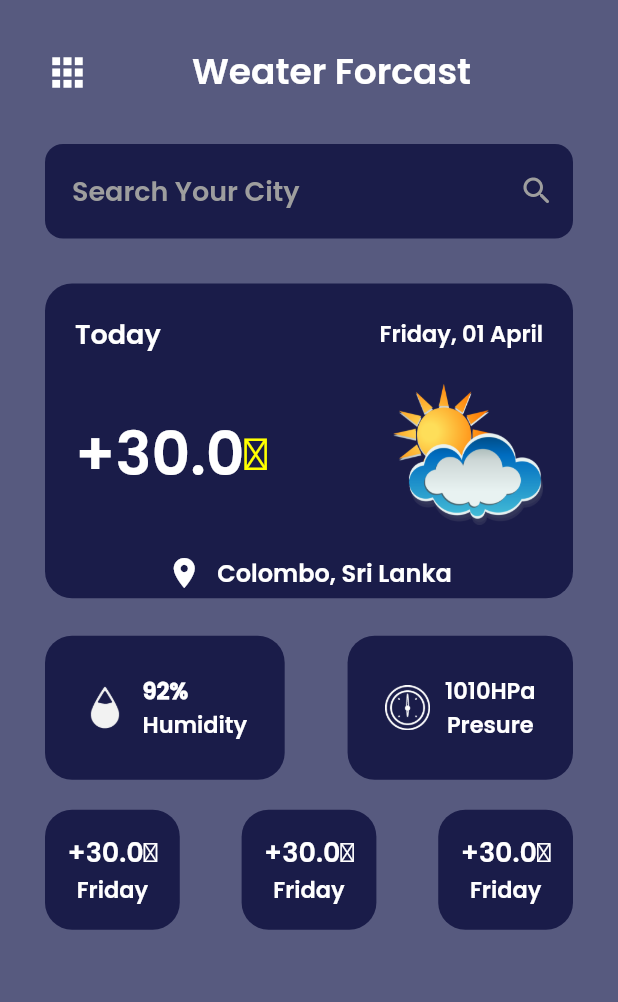
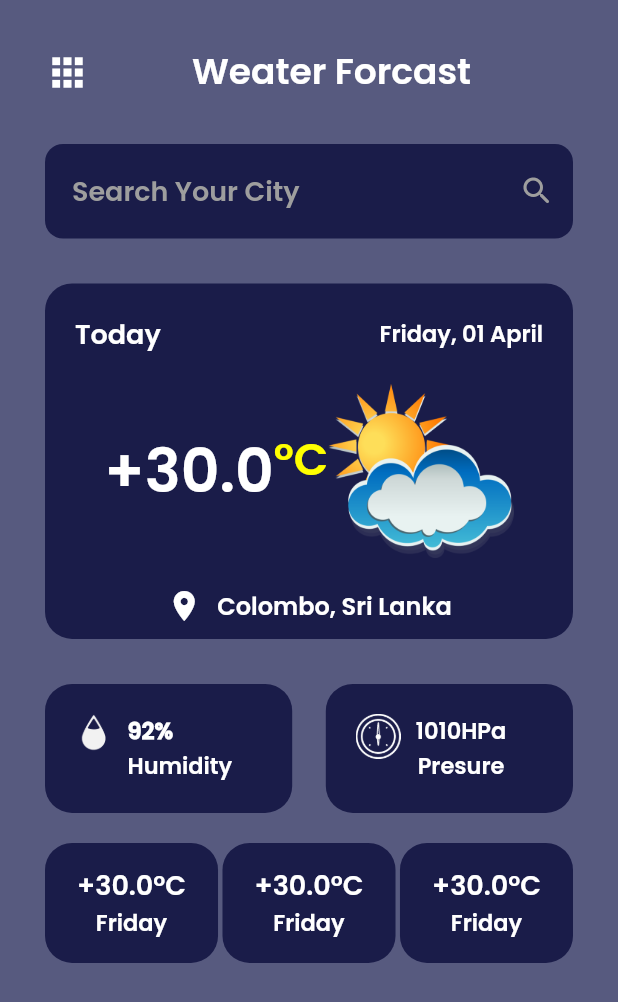
Before and after one commit to khushwantSinghRathore/WeatherFlutter, a Flutter app: the screen it shows after launch, on a phone screen of 412 x 824 dp. Shown: the top 1002 px of the screen. Run offline on Flutter 3.47's test engine with Material 2 defaults, Android fonts, the phone set to English and light mode, and no system bars.

Commit message:
Refactor App

```diff
--- a/lib/main.dart
+++ b/lib/main.dart
@@ -1,9 +1,9 @@
 import 'package:flutter/material.dart';
-import 'package:weatherapp/header.dart';
-import 'package:weatherapp/maincard.dart';
-import 'package:weatherapp/moreinfo.dart';
-import 'package:weatherapp/nextdays.dart';
-import 'package:weatherapp/searchheader.dart';
+import 'package:weatherapp/screens/header.dart';
+import 'package:weatherapp/screens/maincard.dart';
+import 'package:weatherapp/screens/moreinfo.dart';
+import 'package:weatherapp/screens/nextdays.dart';
+import 'package:weatherapp/screens/searchheader.dart';
 
 void main() {
   runApp(const MyApp());
@@ -45,7 +45,7 @@ class MyApp extends StatelessWidget {
             SizedBox(),
             MainCard(),
             SizedBox(
-              height: 5,
+              height: 15,
             ),
             MoreInfo(),
             SizedBox(
--- a/lib/moreinfo.dart
+++ /dev/null
@@ -1,95 +0,0 @@
-import 'package:flutter/material.dart';
-
-class MoreInfo extends StatelessWidget {
-  const MoreInfo({Key? key}) : super(key: key);
-
-  @override
-  Widget build(BuildContext context) {
-    return Container(
-      margin: const EdgeInsets.only(left: 30, top: 20, right: 30),
-      child: Row(mainAxisAlignment: MainAxisAlignment.spaceBetween, children: [
-        Container(
-          padding: const EdgeInsets.all(25),
-          decoration: const BoxDecoration(
-            borderRadius: BorderRadius.all(Radius.circular(18)),
-            color: Color.fromARGB(255, 26, 28, 73),
-          ),
-          child: Expanded(
-            flex: 1,
-            child: Row(
-              children: [
-                const Image(
-                  image: AssetImage('images/humidity.png'),
-                  width: 30,
-                  fit: BoxFit.fitWidth,
-                ),
-                const SizedBox(
-                  width: 10,
-                ),
-                Column(
-                  crossAxisAlignment: CrossAxisAlignment.start,
-                  children: const [
-                    Text(
-                      '92%',
-                      style: TextStyle(
-                          color: Colors.white,
-                          fontSize: 15,
-                          fontWeight: FontWeight.w900),
-                    ),
-                    Text(
-                      'Humidity',
-                      style: TextStyle(
-                          color: Colors.white,
-                          fontSize: 15,
-                          fontWeight: FontWeight.w100),
-                    )
-                  ],
-                )
-              ],
-            ),
-          ),
-        ),
-        Container(
-          padding: const EdgeInsets.all(25),
-          decoration: const BoxDecoration(
-            borderRadius: BorderRadius.all(Radius.circular(18)),
-            color: Color.fromARGB(255, 26, 28, 73),
-          ),
-          child: Expanded(
-            flex: 1,
-            child: Row(
-              children: [
-                const Image(
-                  image: AssetImage('images/pressure.png'),
-                  width: 30,
-                  fit: BoxFit.fitWidth,
-                ),
-                const SizedBox(
-                  width: 10,
-                ),
-                Column(
-                  children: const [
-                    Text(
-                      '1010HPa',
-                      style: TextStyle(
-                          color: Colors.white,
-                          fontSize: 15,
-                          fontWeight: FontWeight.w600),
-                    ),
-                    Text(
-                      'Presure',
-                      style: TextStyle(
-                          color: Colors.white,
-                          fontSize: 15,
-                          fontWeight: FontWeight.w100),
-                    )
-                  ],
-                )
-              ],
-            ),
-          ),
-        ),
-      ]),
-    );
-  }
-}
--- a/lib/maincard.dart
+++ b/lib/screens/maincard.dart
@@ -7,7 +7,7 @@ class MainCard extends StatelessWidget {
   Widget build(BuildContext context) {
     return Container(
       margin: const EdgeInsets.only(left: 30, top: 30, right: 30),
-      padding: const EdgeInsets.only(left: 20, top: 20, right: 20, bottom: 5),
+      padding: const EdgeInsets.only(left: 20, top: 20, right: 20, bottom: 10),
       decoration: const BoxDecoration(
         color: Color.fromARGB(255, 26, 28, 73),
         borderRadius: BorderRadius.all(
@@ -21,6 +21,7 @@ class MainCard extends StatelessWidget {
             children: const [
               Text(
                 'Today',
+                overflow: TextOverflow.ellipsis,
                 style: TextStyle(
                     color: Colors.white,
                     fontSize: 18,
@@ -36,18 +37,21 @@ class MainCard extends StatelessWidget {
             height: 20,
           ),
           Row(
+            mainAxisSize: MainAxisSize.min,
             mainAxisAlignment: MainAxisAlignment.spaceBetween,
             children: [
-              Row(
+              Wrap(
                 children: const [
                   Text(
                     '+30.0',
+                    overflow: TextOverflow.ellipsis,
                     style: TextStyle(color: Colors.white, fontSize: 40),
                   ),
                   Align(
                     alignment: Alignment.bottomLeft,
                     child: Text(
-                      '\u2103',
+                      '°C',
+                      overflow: TextOverflow.ellipsis,
                       style: TextStyle(
                         color: Colors.yellowAccent,
                         fontSize: 30,
@@ -56,10 +60,14 @@ class MainCard extends StatelessWidget {
                   ),
                 ],
               ),
-              const Image(
-                fit: BoxFit.fitWidth,
-                width: 100,
-                image: AssetImage('images/few-clouds.png'),
+              Wrap(
+                children: [
+                  Image(
+                    fit: BoxFit.fitWidth,
+                    width: MediaQuery.of(context).size.width * 0.3,
+                    image: const AssetImage('images/few-clouds.png'),
+                  ),
+                ],
               )
             ],
           ),
--- /dev/null
+++ b/lib/screens/moreinfo.dart
@@ -0,0 +1,104 @@
+import 'package:flutter/material.dart';
+
+class MoreInfo extends StatelessWidget {
+  const MoreInfo({Key? key}) : super(key: key);
+
+  @override
+  Widget build(BuildContext context) {
+    return Container(
+      margin: const EdgeInsets.only(left: 30, top: 15, right: 30),
+      child: Row(
+          mainAxisAlignment: MainAxisAlignment.spaceBetween,
+          mainAxisSize: MainAxisSize.max,
+          children: [
+            // const SizedBox(
+            //   width: 10,
+            // ),
+            Container(
+              width: MediaQuery.of(context).size.width * 0.40,
+              padding: const EdgeInsets.all(20),
+              decoration: const BoxDecoration(
+                borderRadius: BorderRadius.all(Radius.circular(18)),
+                color: Color.fromARGB(255, 26, 28, 73),
+              ),
+              child: Wrap(
+                children: [
+                  const Image(
+                    image: AssetImage('images/humidity.png'),
+                    width: 25,
+                    fit: BoxFit.contain,
+                  ),
+                  const SizedBox(
+                    width: 10,
+                  ),
+                  Column(
+                    crossAxisAlignment: CrossAxisAlignment.start,
+                    children: const [
+                      Text(
+                        '92%',
+                        overflow: TextOverflow.ellipsis,
+                        style: TextStyle(
+                            color: Colors.white,
+                            fontSize: 15,
+                            fontWeight: FontWeight.w900),
+                      ),
+                      Text(
+                        'Humidity',
+                        overflow: TextOverflow.ellipsis,
+                        style: TextStyle(
+                            color: Colors.white,
+                            fontSize: 15,
+                            fontWeight: FontWeight.w100),
+                      )
+                    ],
+                  )
+                ],
+              ),
+            ),
+            Container(
+              width: MediaQuery.of(context).size.width * 0.40,
+              padding: const EdgeInsets.all(20),
+              decoration: const BoxDecoration(
+                borderRadius: BorderRadius.all(Radius.circular(18)),
+                color: Color.fromARGB(255, 26, 28, 73),
+              ),
+              child: Wrap(
+                children: [
+                  const Image(
+                    image: AssetImage('images/pressure.png'),
+                    width: 30,
+                    fit: BoxFit.fitWidth,
+                  ),
+                  const SizedBox(
+                    width: 10,
+                  ),
+                  Column(
+                    children: const [
+                      Text(
+                        '1010HPa',
+                        overflow: TextOverflow.ellipsis,
+                        style: TextStyle(
+                            color: Colors.white,
+                            fontSize: 15,
+                            fontWeight: FontWeight.w600),
+                      ),
+                      Text(
+                        'Presure',
+                        overflow: TextOverflow.ellipsis,
+                        style: TextStyle(
+                            color: Colors.white,
+                            fontSize: 15,
+                            fontWeight: FontWeight.w100),
+                      )
+                    ],
+                  )
+                ],
+              ),
+            ),
+            // const SizedBox(
+            //   width: 10,
+            // ),
+          ]),
+    );
+  }
+}
--- a/lib/nextdays.dart
+++ b/lib/screens/nextdays.dart
@@ -11,6 +11,7 @@ class NextDays extends StatelessWidget {
         mainAxisAlignment: MainAxisAlignment.spaceBetween,
         children: [
           Container(
+            width: MediaQuery.of(context).size.width * 0.28,
             padding: const EdgeInsets.all(15),
             decoration: const BoxDecoration(
               color: Color.fromARGB(255, 26, 28, 73),
@@ -19,7 +20,8 @@ class NextDays extends StatelessWidget {
             child: Column(
               children: const [
                 Text(
-                  '+30.0\u2103',
+                  '+30.0°C',
+                  overflow: TextOverflow.ellipsis,
                   style: TextStyle(
                       color: Colors.white,
                       fontSize: 18,
@@ -27,6 +29,7 @@ class NextDays extends StatelessWidget {
                 ),
                 Text(
                   'Friday',
+                  overflow: TextOverflow.ellipsis,
                   style: TextStyle(
                       color: Colors.white,
                       fontSize: 15,
@@ -36,6 +39,7 @@ class NextDays extends StatelessWidget {
             ),
           ),
           Container(
+            width: MediaQuery.of(context).size.width * 0.28,
             padding: const EdgeInsets.all(15),
             decoration: const BoxDecoration(
               color: Color.fromARGB(255, 26, 28, 73),
@@ -44,7 +48,8 @@ class NextDays extends StatelessWidget {
             child: Column(
               children: const [
                 Text(
-                  '+30.0\u2103',
+                  '+30.0°C',
+                  overflow: TextOverflow.ellipsis,
                   style: TextStyle(
                       color: Colors.white,
                       fontSize: 18,
@@ -52,6 +57,7 @@ class NextDays extends StatelessWidget {
                 ),
                 Text(
                   'Friday',
+                  overflow: TextOverflow.ellipsis,
                   style: TextStyle(
                       color: Colors.white,
                       fontSize: 15,
@@ -61,6 +67,7 @@ class NextDays extends StatelessWidget {
             ),
           ),
           Container(
+            width: MediaQuery.of(context).size.width * 0.28,
             padding: const EdgeInsets.all(15),
             decoration: const BoxDecoration(
               color: Color.fromARGB(255, 26, 28, 73),
@@ -69,7 +76,8 @@ class NextDays extends StatelessWidget {
             child: Column(
               children: const [
                 Text(
-                  '+30.0\u2103',
+                  '+30.0°C',
+                  overflow: TextOverflow.ellipsis,
                   style: TextStyle(
                       color: Colors.white,
                       fontSize: 18,
@@ -77,6 +85,7 @@ class NextDays extends StatelessWidget {
                 ),
                 Text(
                   'Friday',
+                  overflow: TextOverflow.ellipsis,
                   style: TextStyle(
                       color: Colors.white,
                       fontSize: 15,
```
Also changed, not shown: lib/modals/postreq.dart (added), lib/screens/header.dart (renamed from lib/header.dart), lib/screens/searchheader.dart (renamed from lib/searchheader.dart).
